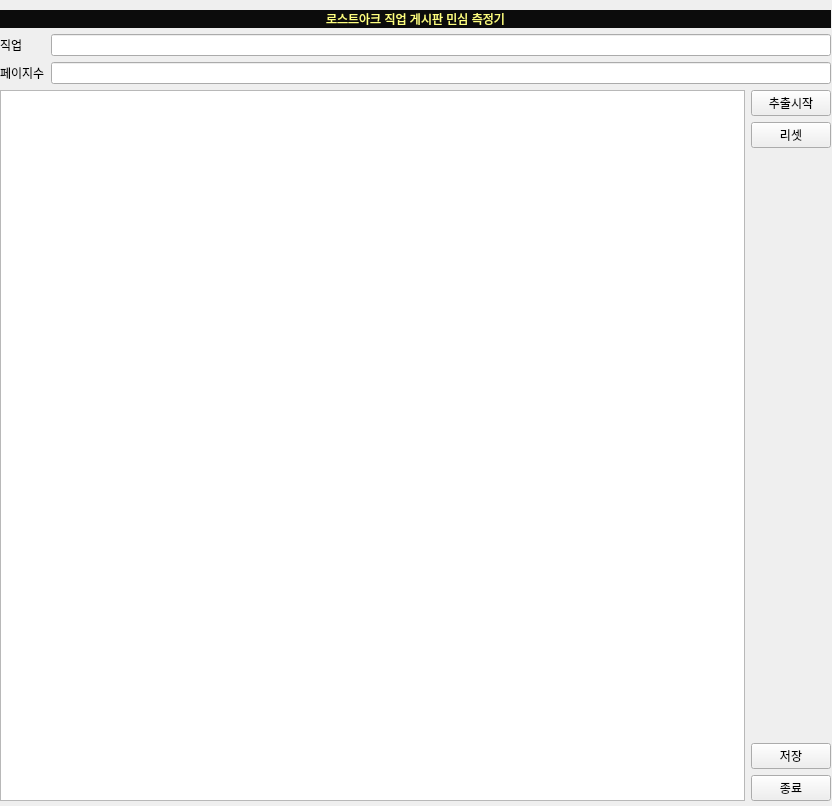
Qt form lostark_class.ui (ljs001022/Web_Crawler) before a commit.
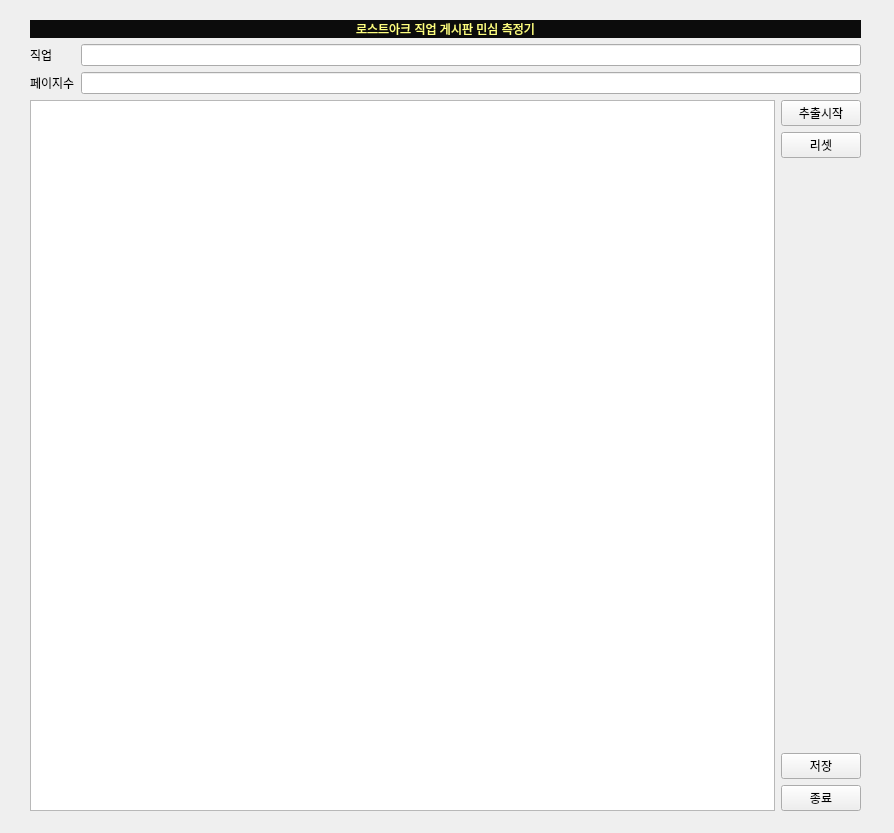
The same form after that commit.

```diff
--- a/lostark_class.ui
+++ b/lostark_class.ui
@@ -6,8 +6,8 @@
    <rect>
     <x>0</x>
     <y>0</y>
-    <width>832</width>
-    <height>806</height>
+    <width>894</width>
+    <height>833</height>
    </rect>
   </property>
   <property name="sizePolicy">
@@ -25,8 +25,8 @@
   <widget class="QWidget" name="verticalLayoutWidget_2">
    <property name="geometry">
     <rect>
-     <x>0</x>
-     <y>10</y>
+     <x>30</x>
+     <y>20</y>
      <width>831</width>
      <height>791</height>
     </rect>
```
